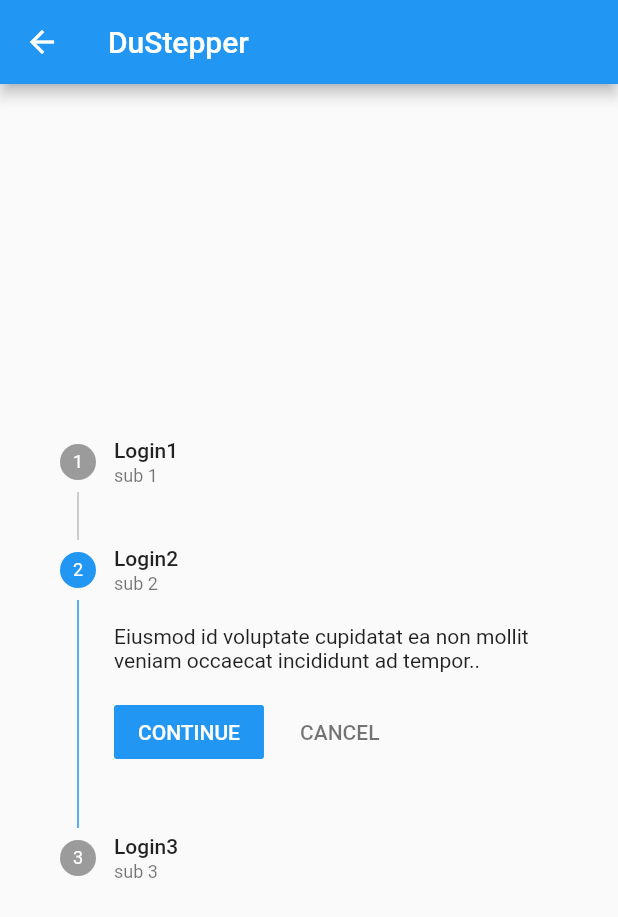
After one commit to digitbase/flutter, a Flutter app: the DuStepperDemo screen opened by its route, after a tap on an icon or button, on a phone screen of 412 x 824 dp. The commit adds this screen. Shown: the top 917 px of the screen. Run offline on Flutter 3.47's test engine with Material 2 defaults, Android fonts, the phone set to English and light mode, and no system bars; our stand-ins replace flutter_screenutil, fluttertoast.

Commit message:
step 组件

```diff
--- a/myf/lib/common/widgets/navigator.dart
+++ b/myf/lib/common/widgets/navigator.dart
@@ -55,6 +55,12 @@ class DuNavigatorDemo extends StatelessWidget {
               },
               child: Text('card'),
             ),
+            FlatButton(
+              onPressed: () {
+                Navigator.pushNamed(context, '/stepper');
+              },
+              child: Text('stepper'),
+            ),
           ],
         ),
       ),
--- /dev/null
+++ b/myf/lib/common/widgets/stepper.dart
@@ -0,0 +1,79 @@
+import 'package:flutter/material.dart';
+
+class DuStepperDemo extends StatefulWidget {
+  @override
+  _DuStepperDemoState createState() => _DuStepperDemoState();
+}
+
+class _DuStepperDemoState extends State<DuStepperDemo> {
+  int _currenStep = 0;
+  @override
+  Widget build(BuildContext context) {
+    return Scaffold(
+      appBar: AppBar(
+        title: Text('DuStepper'),
+      ),
+      body: Container(
+        padding: EdgeInsets.all(16.0),
+        child: Column(
+          mainAxisAlignment: MainAxisAlignment.center,
+          children: <Widget>[
+            Theme(
+              data: Theme.of(context).copyWith(
+                primaryColor: Colors.black,
+              ),
+              child: Stepper(
+                currentStep: _currenStep,
+                onStepTapped: (int v) {
+                  print(v.toString());
+                  setState(() {
+                    _currenStep = v;
+                  });
+                },
+                onStepCancel: () {
+                  print(_currenStep);
+                  setState(() {
+                    _currenStep > 0 ? _currenStep -= 1 : _currenStep = 0;
+                  });
+                },
+                onStepContinue: () {
+                  print(_currenStep);
+                  setState(() {
+                    _currenStep < 2 ? _currenStep += 1 : _currenStep = 0;
+                  });
+                },
+                steps: [
+                  Step(
+                    title: Text('Login1'),
+                    subtitle: Text('sub 1'),
+                    content: Text(
+                      "Quis incididunt adipisicing tempor aliqua aliqua dolore qui anim sunt anim non ea.",
+                    ),
+                    isActive: _currenStep == 0,
+                  ),
+                  Step(
+                    title: Text('Login2'),
+                    subtitle: Text('sub 2'),
+                    content: Text(
+                      "Eiusmod id voluptate cupidatat ea non mollit veniam occaecat incididunt ad tempor..",
+                    ),
+                    isActive: _currenStep == 1,
+                  ),
+                  Step(
+                    title: Text('Login3'),
+                    subtitle: Text('sub 3'),
+                    content: Text(
+                      "Occaecat tempor Lorem exercitation proident consequat ut enim.",
+                    ),
+                    isActive: _currenStep == 2,
+                  ),
+                ],
+              ),
+            ),
+          ],
+        ),
+      ),
+    );
+    ;
+  }
+}
--- a/myf/lib/common/widgets/widgets.dart
+++ b/myf/lib/common/widgets/widgets.dart
@@ -13,3 +13,4 @@ export "./chip.dart";
 export "./datatable.dart";
 export "./paginat.dart";
 export "./card.dart";
+export "./stepper.dart";
--- a/myf/lib/routes.dart
+++ b/myf/lib/routes.dart
@@ -17,4 +17,5 @@ var staticRoutes = {
   '/dataTable': (context) => DuDataTableDemo(),
   '/paginateTable': (context) => PaginateTableDemo(),
   '/card': (context) => DuCardDemo(),
+  '/stepper': (context) => DuStepperDemo(),
 };
```
